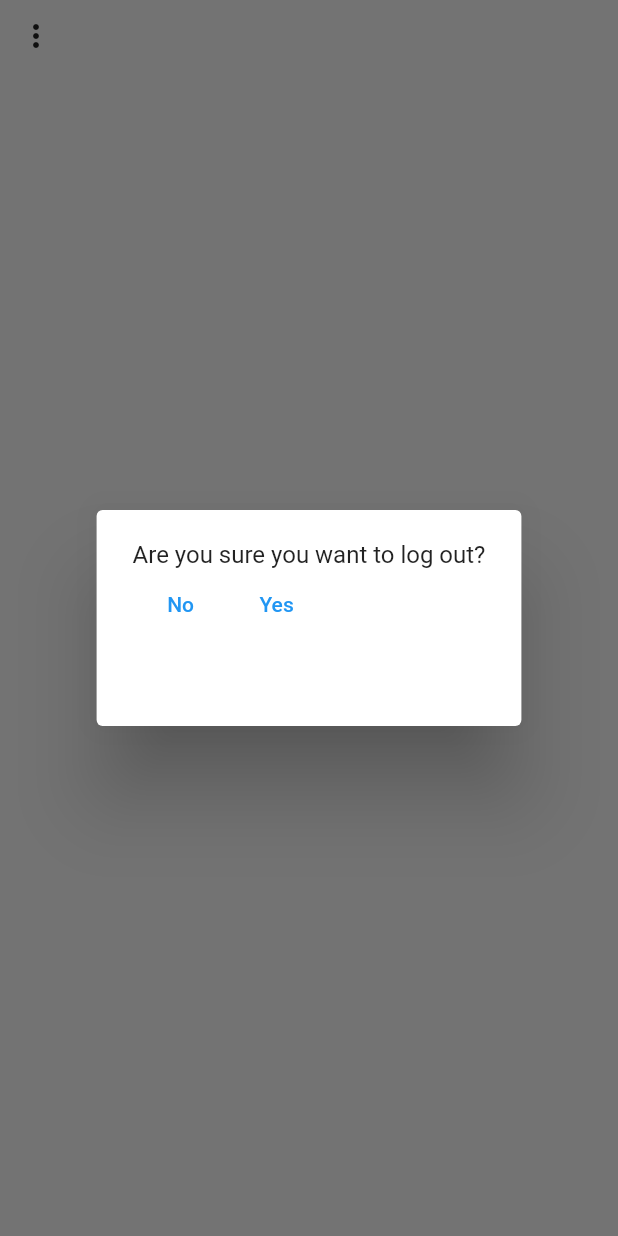
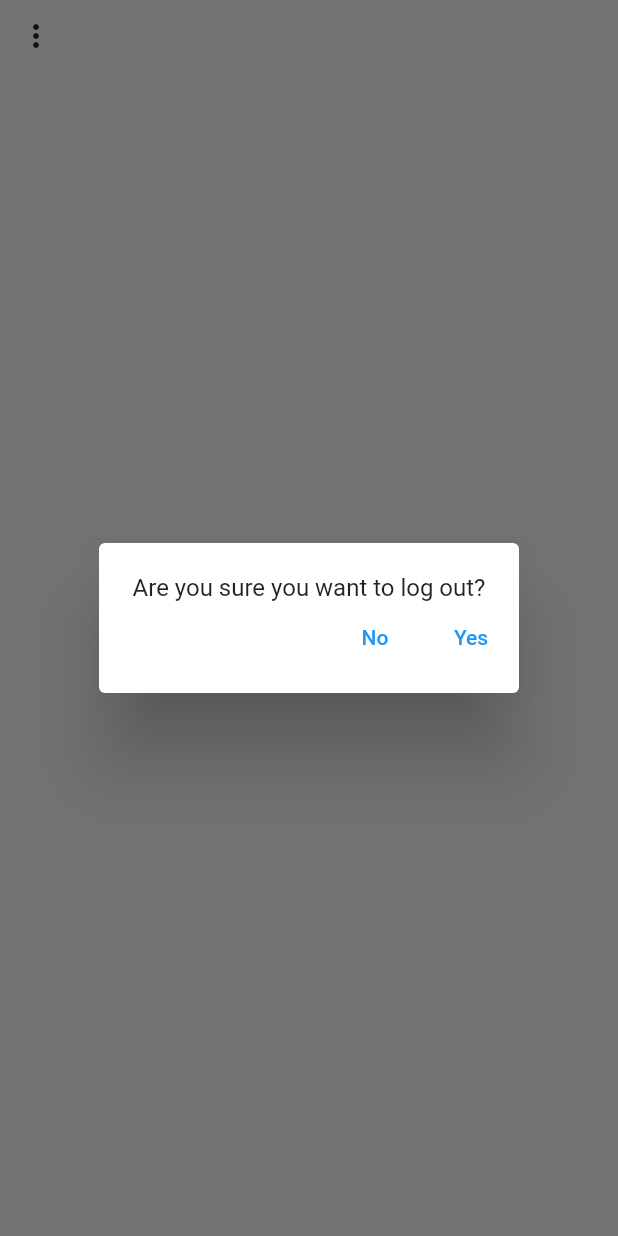
Before and after one commit to johnomeyo/postHub, a Flutter app: the SignOutButton widget shown alone on an empty page, opened directly, after a tap on the "more vert" icon, on a phone screen of 412 x 824 dp. Run offline on Flutter 3.47's test engine with Material 2 defaults, Android fonts, the phone set to English and light mode, and no system bars; our stand-ins replace cloud_firestore, firebase_auth, firebase_core, firebase_storage, google_fonts, google_nav_bar and 2 more; accounts and stored records are empty.

Commit message:
alert dialog

```diff
--- a/lib/components/delta.dart
+++ b/lib/components/delta.dart
@@ -6,29 +6,34 @@ class SignOutButton extends StatelessWidget {
 
   @override
   Widget build(BuildContext context) {
-    return   IconButton(
+    return IconButton(
         onPressed: () {
           showDialog(
               context: context,
+              barrierDismissible: false,
               builder: (context) => AlertDialog(
+                    contentPadding: const EdgeInsets.all(0),
                     content: SizedBox(
                       height: 100,
                       child: Column(
                         children: [
-                                        const Text(
-                                            "Are you sure you want to log out?"),
+                          const SizedBox(
+                            height: 20,
+                          ),
+                          const Text("Are you sure you want to log out?"),
                           Row(
                             children: [
+                              const Spacer(),
                               TextButton(
                                   onPressed: () {
                                     Navigator.pop(context);
                                   },
-                                                child: Text("No")),
+                                  child: const Text("No")),
                               TextButton(
-                                                onPressed: ()async {
+                                  onPressed: () async {
                                     await FirebaseAuth.instance.signOut();
                                   },
-                                                child: Text("Yes"))
+                                  child: const Text("Yes"))
                             ],
                           )
                         ],
@@ -36,6 +41,8 @@ class SignOutButton extends StatelessWidget {
                     ),
                   ));
         },
-                      icon: const Icon(Icons.more_vert));
+        icon: const Icon(
+          Icons.more_vert,
+        ));
   }
 }
--- a/lib/pages/profile.dart
+++ b/lib/pages/profile.dart
@@ -4,6 +4,7 @@ import 'dart:io';
 
 import 'package:flutter/material.dart';
 import 'package:google_fonts/google_fonts.dart';
+import 'package:posthub/components/delta.dart';
 import 'package:posthub/services/image_selection.dart';
 
 class Profile extends StatefulWidget {
@@ -62,6 +63,7 @@ class _ProfileState extends State<Profile> {
                     ),
                   ]),
                   const Spacer(),
+                  SignOutButton(),
                 ],
               ),
               Text(
```
Lines whose indentation alone changed are shown as unchanged.
